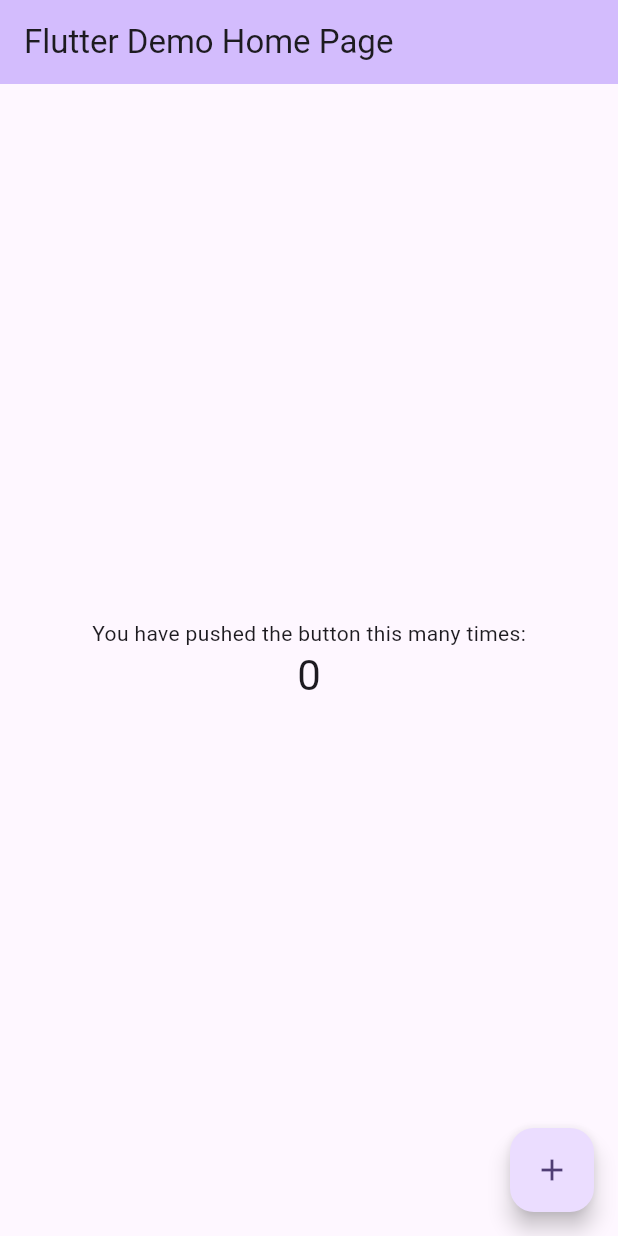
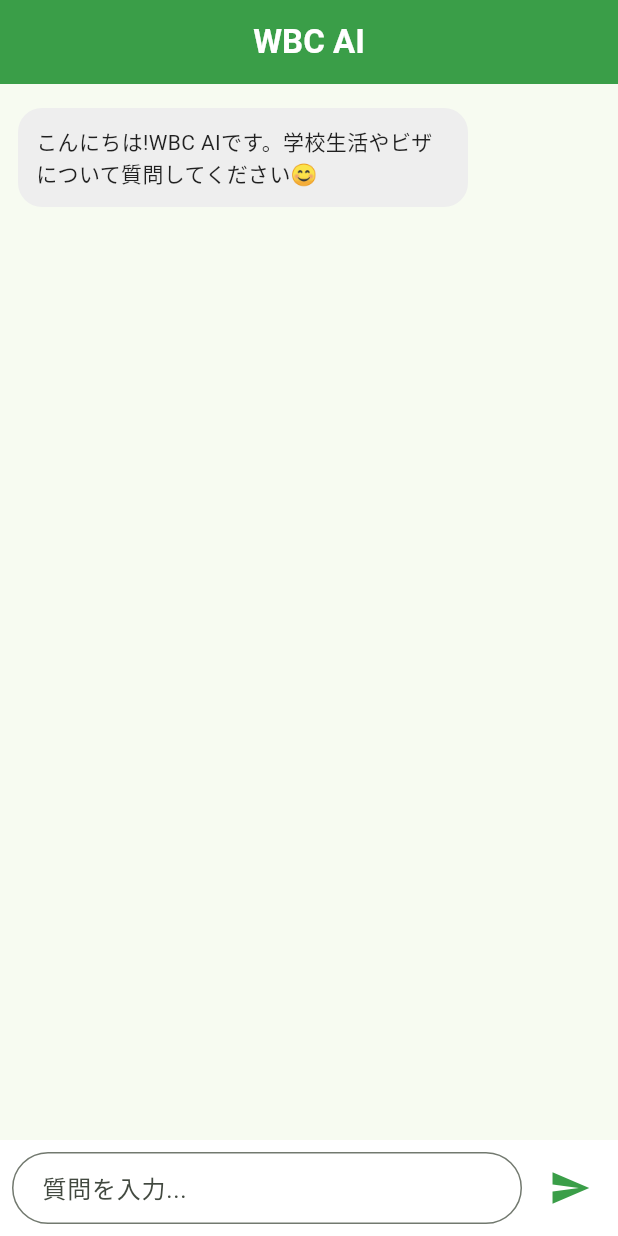
Before and after one commit to rajanhumagain948-cmyk/WBC_AI, a Flutter app: the screen it shows after launch, on a phone screen of 412 x 824 dp. Run offline on Flutter 3.47's test engine with Material 3 defaults, Android fonts, the phone set to English and light mode, and no system bars.

Commit message:
WBC AI V1完成: Flutterチャット画面とAPI接続成功

```diff
--- a/mobile/wbc_ai_app/lib/main.dart
+++ b/mobile/wbc_ai_app/lib/main.dart
@@ -1,121 +1,151 @@
+import 'dart:convert';
+import 'package:http/http.dart' as http;
 import 'package:flutter/material.dart';
 
 void main() {
-  runApp(const MyApp());
+  runApp(const WbcAiApp());
 }
 
-class MyApp extends StatelessWidget {
-  const MyApp({super.key});
+// 学校カラー
+const wbcGreen = Color(0xFF3A9E48);
+const wbcTeal = Color(0xFF4AB8A7);
 
-  // This widget is the root of your application.
+class WbcAiApp extends StatelessWidget {
+  const WbcAiApp({super.key});
+
   @override
   Widget build(BuildContext context) {
     return MaterialApp(
-      title: 'Flutter Demo',
+      title: 'WBC AI',
+      debugShowCheckedModeBanner: false,
       theme: ThemeData(
-        // This is the theme of your application.
-        //
-        // TRY THIS: Try running your application with "flutter run". You'll see
-        // the application has a purple toolbar. Then, without quitting the app,
-        // try changing the seedColor in the colorScheme below to Colors.green
-        // and then invoke "hot reload" (save your changes or press the "hot
-        // reload" button in a Flutter-supported IDE, or press "r" if you used
-        // the command line to start the app).
-        //
-        // Notice that the counter didn't reset back to zero; the application
-        // state is not lost during the reload. To reset the state, use hot
-        // restart instead.
-        //
-        // This works for code too, not just values: Most code changes can be
-        // tested with just a hot reload.
-        colorScheme: .fromSeed(seedColor: Colors.deepPurple),
+        colorScheme: ColorScheme.fromSeed(seedColor: wbcGreen),
+        useMaterial3: true,
       ),
-      home: const MyHomePage(title: 'Flutter Demo Home Page'),
+      home: const ChatScreen(),
     );
   }
 }
 
-class MyHomePage extends StatefulWidget {
-  const MyHomePage({super.key, required this.title});
-
-  // This widget is the home page of your application. It is stateful, meaning
-  // that it has a State object (defined below) that contains fields that affect
-  // how it looks.
-
-  // This class is the configuration for the state. It holds the values (in this
-  // case the title) provided by the parent (in this case the App widget) and
-  // used by the build method of the State. Fields in a Widget subclass are
-  // always marked "final".
-
-  final String title;
+class ChatScreen extends StatefulWidget {
+  const ChatScreen({super.key});
 
   @override
-  State<MyHomePage> createState() => _MyHomePageState();
+  State<ChatScreen> createState() => _ChatScreenState();
 }
 
-class _MyHomePageState extends State<MyHomePage> {
-  int _counter = 0;
+class _ChatScreenState extends State<ChatScreen> {
+  final TextEditingController _controller = TextEditingController();
+  final List<Map<String, String>> _messages = [
+    {"role": "ai", "text": "こんにちは!WBC AIです。学校生活やビザについて質問してください😊"},
+  ];
 
-  void _incrementCounter() {
+  bool _isLoading = false;
+
+  Future<void> _sendMessage() async {
+    final text = _controller.text.trim();
+    if (text.isEmpty || _isLoading) return;
+
     setState(() {
-      // This call to setState tells the Flutter framework that something has
-      // changed in this State, which causes it to rerun the build method below
-      // so that the display can reflect the updated values. If we changed
-      // _counter without calling setState(), then the build method would not be
-      // called again, and so nothing would appear to happen.
-      _counter++;
+      _messages.add({"role": "user", "text": text});
+      _messages.add({"role": "ai", "text": "資料を検索しています📚..."});
+      _isLoading = true;
     });
+    _controller.clear();
+
+    try {
+      final response = await http.post(
+        Uri.parse('http://127.0.0.1:8000/chat'),
+        headers: {'Content-Type': 'application/json'},
+        body: jsonEncode({'question': text}),
+      );
+
+      final data = jsonDecode(utf8.decode(response.bodyBytes));
+
+      String sourceText = "";
+      if (data['sources'] != null) {
+        for (final s in data['sources']) {
+          sourceText += "\n📄 ${s['file']} P.${s['page']}";
+        }
+      }
+
+      setState(() {
+        _messages.removeLast();
+        _messages.add({"role": "ai", "text": "${data['answer']}\n$sourceText"});
+        _isLoading = false;
+      });
+    } catch (e) {
+      setState(() {
+        _messages.removeLast();
+        _messages.add({"role": "ai", "text": "エラーが発生しました。サーバーが起動しているか確認してください。"});
+        _isLoading = false;
+      });
+    }
   }
 
   @override
   Widget build(BuildContext context) {
-    // This method is rerun every time setState is called, for instance as done
-    // by the _incrementCounter method above.
-    //
-    // The Flutter framework has been optimized to make rerunning build methods
-    // fast, so that you can just rebuild anything that needs updating rather
-    // than having to individually change instances of widgets.
     return Scaffold(
       appBar: AppBar(
-        // TRY THIS: Try changing the color here to a specific color (to
-        // Colors.amber, perhaps?) and trigger a hot reload to see the AppBar
-        // change color while the other colors stay the same.
-        backgroundColor: Theme.of(context).colorScheme.inversePrimary,
-        // Here we take the value from the MyHomePage object that was created by
-        // the App.build method, and use it to set our appbar title.
-        title: Text(widget.title),
+        backgroundColor: wbcGreen,
+        title: const Text('WBC AI', style: TextStyle(color: Colors.white, fontWeight: FontWeight.bold)),
+        centerTitle: true,
       ),
-      body: Center(
-        // Center is a layout widget. It takes a single child and positions it
-        // in the middle of the parent.
-        child: Column(
-          // Column is also a layout widget. It takes a list of children and
-          // arranges them vertically. By default, it sizes itself to fit its
-          // children horizontally, and tries to be as tall as its parent.
-          //
-          // Column has various properties to control how it sizes itself and
-          // how it positions its children. Here we use mainAxisAlignment to
-          // center the children vertically; the main axis here is the vertical
-          // axis because Columns are vertical (the cross axis would be
-          // horizontal).
-          //
-          // TRY THIS: Invoke "debug painting" (choose the "Toggle Debug Paint"
-          // action in the IDE, or press "p" in the console), to see the
-          // wireframe for each widget.
-          mainAxisAlignment: .center,
-          children: [
-            const Text('You have pushed the button this many times:'),
-            Text(
-              '$_counter',
-              style: Theme.of(context).textTheme.headlineMedium,
+      body: Column(
+        children: [
+          Expanded(
+            child: ListView.builder(
+              padding: const EdgeInsets.all(12),
+              itemCount: _messages.length,
+              itemBuilder: (context, index) {
+                final msg = _messages[index];
+                final isUser = msg["role"] == "user";
+                return Align(
+                  alignment: isUser ? Alignment.centerRight : Alignment.centerLeft,
+                  child: Container(
+                    margin: const EdgeInsets.symmetric(vertical: 4),
+                    padding: const EdgeInsets.all(12),
+                    constraints: const BoxConstraints(maxWidth: 300),
+                    decoration: BoxDecoration(
+                      color: isUser ? wbcGreen : Colors.grey.shade200,
+                      borderRadius: BorderRadius.circular(16),
+                    ),
+                    child: Text(
+                      msg["text"] ?? "",
+                      style: TextStyle(color: isUser ? Colors.white : Colors.black87),
+                    ),
+                  ),
+                );
+              },
             ),
-          ],
-        ),
-      ),
-      floatingActionButton: FloatingActionButton(
-        onPressed: _incrementCounter,
-        tooltip: 'Increment',
-        child: const Icon(Icons.add),
+          ),
+          Container(
+            padding: const EdgeInsets.all(8),
+            color: Colors.white,
+            child: Row(
+              children: [
+                Expanded(
+                  child: TextField(
+                    controller: _controller,
+                    decoration: InputDecoration(
+                      hintText: '質問を入力...',
+                      border: OutlineInputBorder(borderRadius: BorderRadius.circular(24)),
+                      contentPadding: const EdgeInsets.symmetric(horizontal: 16),
+                    ),
+                    onSubmitted: (_) => _sendMessage(),
+                  ),
+                ),
+                const SizedBox(width: 8),
+                IconButton(
+                  onPressed: _sendMessage,
+                  icon: const Icon(Icons.send),
+                  color: wbcGreen,
+                  iconSize: 28,
+                ),
+              ],
+            ),
+          ),
+        ],
       ),
     );
   }
--- a/mobile/wbc_ai_app/pubspec.yaml
+++ b/mobile/wbc_ai_app/pubspec.yaml
@@ -34,6 +34,7 @@ dependencies:
   # The following adds the Cupertino Icons font to your application.
   # Use with the CupertinoIcons class for iOS style icons.
   cupertino_icons: ^1.0.8
+  http: ^1.2.0
 
 dev_dependencies:
   flutter_test:
```
Also changed, not shown: mobile/wbc_ai_app/pubspec.lock, 1 other file.
